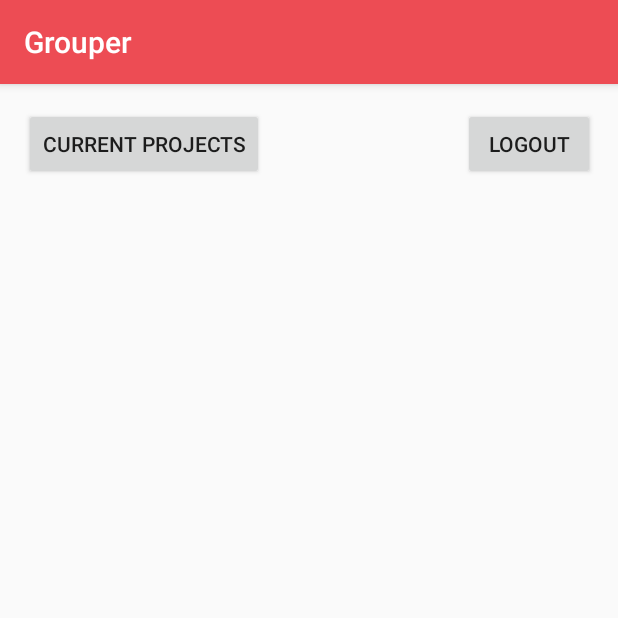
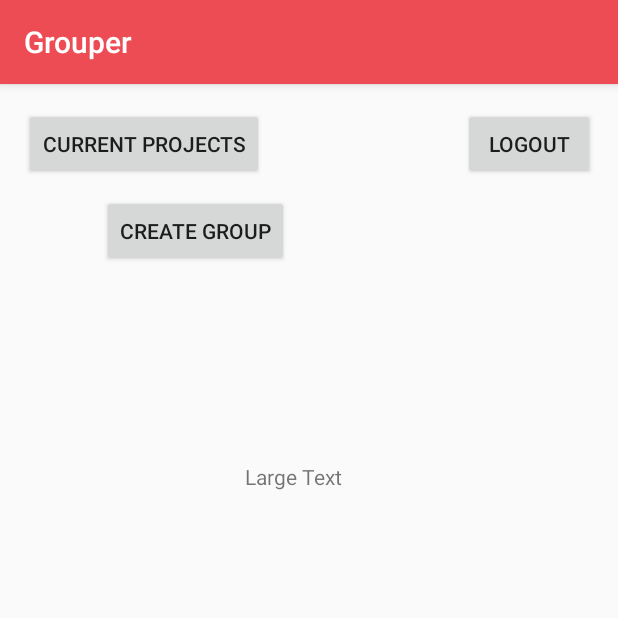
Before and after one commit to lukasrosario/EC327_Grouper, an Android app: the screen it shows after launch once a user with an empty profile is signed in (MainActivity before the commit, CurrentProjActivity after it), after a tap on "CURRENT PROJECTS", on a phone screen of 412 x 824 dp, the top half of it. Run offline under Robolectric (Android 15) with nearby library versions, the light colour scheme and no system bars; our stand-ins replace Firebase (no records; nobody signed in at launch, a user with empty details on screens opened directly).

Commit message:
Initial commit

```diff
--- a/app/src/main/java/com/example/xsmil/grouper/CurrentProjActivity.java
+++ b/app/src/main/java/com/example/xsmil/grouper/CurrentProjActivity.java
@@ -3,6 +3,7 @@ package com.example.xsmil.grouper;
 import android.content.Intent;
 import android.support.v7.app.AppCompatActivity;
 import android.os.Bundle;
+import android.util.Log;
 import android.view.View;
 import android.widget.Button;
 import android.widget.EditText;
@@ -17,6 +18,16 @@ import com.google.firebase.database.DatabaseError;
 import com.google.firebase.database.DatabaseReference;
 import com.google.firebase.database.FirebaseDatabase;
 import com.google.firebase.database.ValueEventListener;
+
+public class CurrentProjActivity extends AppCompatActivity {
+
+    @Override
+    protected void onCreate(Bundle savedInstanceState) {
+        super.onCreate(savedInstanceState);
+        setContentView(R.layout.activity_main);
+        Log.d("MainActivity", "Hello World");
+    }
+}
 
 /*public class CurrentProjActivity extends AppCompatActivity implements View.OnClickListener{
 
--- a/app/src/main/java/com/example/xsmil/grouper/MainActivity.java
+++ b/app/src/main/java/com/example/xsmil/grouper/MainActivity.java
@@ -13,6 +13,7 @@ import com.google.firebase.auth.FirebaseUser;
 public class MainActivity extends AppCompatActivity implements View.OnClickListener {
 
     private Button currentprojbutton;
+    private Button createGroupButton;
 
     private FirebaseAuth firebaseAuth;
 
@@ -49,10 +50,23 @@ public class MainActivity extends AppCompatActivity implements View.OnClickListe
             }
         });
 
+        createGroupButton = (Button) findViewById(R.id.buttonCreateGroup);
+        createGroupButton.setOnClickListener(new View.OnClickListener() {
+            @Override
+            public void onClick(View v) {
+                openActivityCreateGroup();
+            }
+        });
+
     }
 
     private void openActivityCurrentProj() {
         Intent intent = new Intent(this, CurrentProjActivity.class);
+        startActivity(intent);
+    }
+
+    private void openActivityCreateGroup() {
+        Intent intent = new Intent(this, CreateGroupActivity.class);
         startActivity(intent);
     }
 
--- a/app/src/main/java/models/projectGroup.java
+++ b/app/src/main/java/models/projectGroup.java
@@ -19,7 +19,7 @@ import java.util.Map;
 public class projectGroup {
     public String groupID;
     public int maxCapacity;
-    public int currentNumMembers;
+    private int currentNumMembers;
     public String course;
     public String teamName;
     public String projectTitle;
--- a/app/src/main/res/layout/activity_main.xml
+++ b/app/src/main/res/layout/activity_main.xml
@@ -14,11 +14,23 @@
         android:layout_alignParentEnd="true"
         android:layout_marginTop="16dp"
         android:layout_marginEnd="15dp"
-        android:text="Logout"
+        android:text="@string/logout"
         android:textAlignment="center"
         android:textAllCaps="true"
         android:textIsSelectable="false" />
 
+    <Button
+        android:id="@+id/buttonCreateGroup"
+        android:layout_width="wrap_content"
+        android:layout_height="wrap_content"
+        android:layout_below="@+id/CurrentProjBtn"
+        android:layout_alignParentEnd="true"
+        android:layout_marginTop="10dp"
+        android:layout_marginEnd="219dp"
+        android:text="@string/createGroup"
+        android:textAlignment="center"
+        android:textAllCaps="true"
+        android:textIsSelectable="false" />
 
     <TextView
         android:id="@+id/textViewUserEmail"
@@ -26,8 +38,8 @@
         android:layout_height="wrap_content"
         android:layout_alignParentStart="true"
         android:layout_alignParentTop="true"
-        android:layout_marginStart="113dp"
-        android:layout_marginTop="100dp"
+        android:layout_marginStart="163dp"
+        android:layout_marginTop="252dp"
         android:text="Large Text"
         android:textAlignment="center"
         app:layout_constraintEnd_toEndOf="parent"
@@ -41,7 +53,7 @@
         android:layout_alignBottom="@+id/buttonLogout"
         android:layout_alignParentStart="true"
         android:layout_marginStart="16dp"
-        android:text="Current Projects" />
+        android:text="@string/current_projects" />
 
 
 
--- a/app/src/main/res/values/strings.xml
+++ b/app/src/main/res/values/strings.xml
@@ -2,7 +2,7 @@
     <string name="app_name">Grouper</string>
     <string name="project_name">Enter your Project Name</string>
     <string name="back">Back</string>
-    <string name="course">Enter the associated course, i.e. EC327</string>
+    <string name="course">Enter the course, i.e. EC327</string>
     <string name="team_name">Enter your Team Name</string>
     <string name="project_deadline">Project Deadline:</string>
     <string name="project_deadline_input">12/12/2018</string>
@@ -11,7 +11,7 @@
     <string name="maxCapacity">Maximum Capacity:</string>
     <string name="maxCapacityInput">1</string>
     <string name="create">Create</string>
-    <string name="confirmationAlert">Project Group has been successfully created. You may create another if you\'d like.</string>
+    <string name="confirmationAlert">Project Group has been successfully created.</string>
     <string name="need_a_new_account">Need a new Account?</string>
     <string name="createProjectGroup">Are you sure you would like to create the project group with these details? Please note that once created, the information cannot be changed.</string>
     <string name="enter_your_email">Enter your email</string>
@@ -21,4 +21,7 @@
     <string name="register_user">Register User</string>
     <string name="already_registered_sign_in">Already Registered? Sign in here</string>
     <string name="register">Register</string>
+    <string name="logout">Logout</string>
+    <string name="current_projects">Current Projects</string>
+    <string name="createGroup">Create Group</string>
 </resources>
```
Also changed, not shown: app/src/main/java/com/example/xsmil/grouper/CreateGroupActivity.java (+34 -2 lines), app/src/main/java/com/example/xsmil/grouper/RegisterActivity.java (+38 -3 lines), 2 other files.
